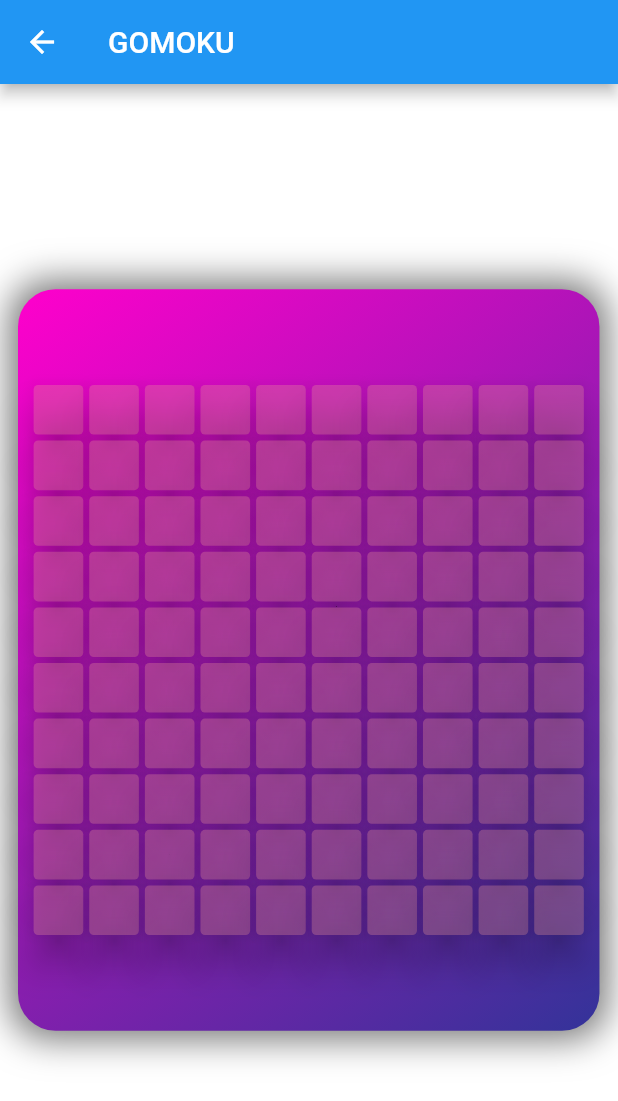
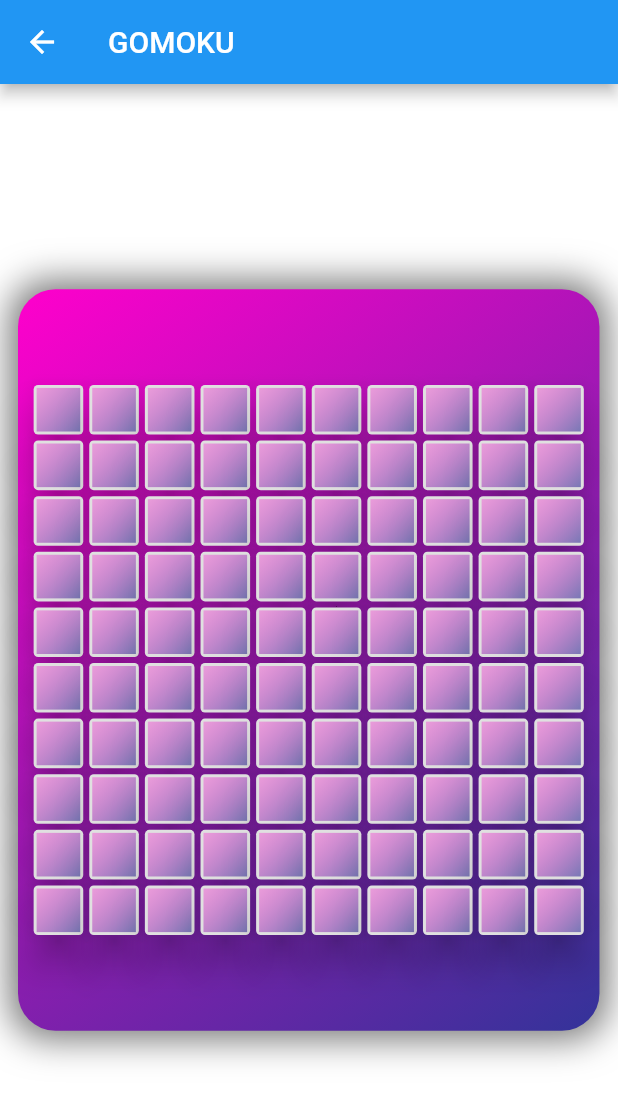
Before and after one commit to fraxhost/Gomoku_AI, a Flutter app: the Gamepage screen opened by its route, on a phone screen of 412 x 824 dp. Shown: the top 1101 px of the screen. Run offline on Flutter 3.47's test engine with Material 2 defaults, Android fonts, the light colour scheme and no system bars; missing offline and left inert: go_game.

Commit message:
Add files via upload

```diff
--- a/lib/gamepage.dart
+++ b/lib/gamepage.dart
@@ -9,15 +9,44 @@ class Gamepage extends StatefulWidget {
 }
 
 class _GamepageState extends State<Gamepage> {
-  List<Color> _colors = <Color>[Colors.white, Colors.black];
 
-  Color chooseColor(int i) {
-    if (i == 0)
-      return Colors.white;
-    else if (i == 1)
-      return Colors.black;
+  Ink chooseColor(int i) {
+    if (i == 0) {
+      return Ink(
+          decoration: BoxDecoration(
+              gradient: LinearGradient(
+                  begin: Alignment.topLeft,
+                  end: Alignment.bottomRight,
+                  colors: [Colors.white,Colors.grey],
+                stops: [.4,.85]
+              )
+          )
+      );
+    }
+    else if (i == 1){
+      return Ink(
+          decoration: BoxDecoration(
+              gradient: LinearGradient(
+                  begin: Alignment.topLeft,
+                  end: Alignment.bottomRight,
+                  colors: [Colors.black38,Colors.black],
+                  stops: [.15,.5]
+              )
+          )
+      );
+    }
+
     else
-      return Colors.red[200].withOpacity(0.3);
+      return Ink(
+        //color: Color(0xffC33764).withOpacity(.2),
+        decoration: BoxDecoration(
+          gradient: LinearGradient(
+              begin: Alignment.topLeft,
+              end: Alignment.bottomRight,
+              colors: [Color(0xffff00cc).withOpacity(.3), Color(0xff333399).withOpacity(.6)]),
+        ),
+    );
+
   }
 
   @override
@@ -74,13 +103,15 @@ class _GamepageState extends State<Gamepage> {
                                     child: RaisedButton(
                                       elevation: 10.0,
                                       splashColor: Colors.white10,
-                                      color:
-                                      chooseColor(BoardState.board[i][j]),
+                                      child: chooseColor(BoardState.board[i][j]),
+                                      //color: Colors.red[200].withOpacity(.3),
+                                     // chooseColor(BoardState.board[i][j]),
                                       padding: EdgeInsets.symmetric(
                                           vertical: 2.0, horizontal: 2.0),
                                       shape: new RoundedRectangleBorder(
                                           borderRadius:
-                                          new BorderRadius.circular(3.0)),
+                                          new BorderRadius.circular(3.0),
+                                      ),
                                       onPressed: () {
                                         setState(() {
                                           if (BoardState.board[i][j] == null &&
```
